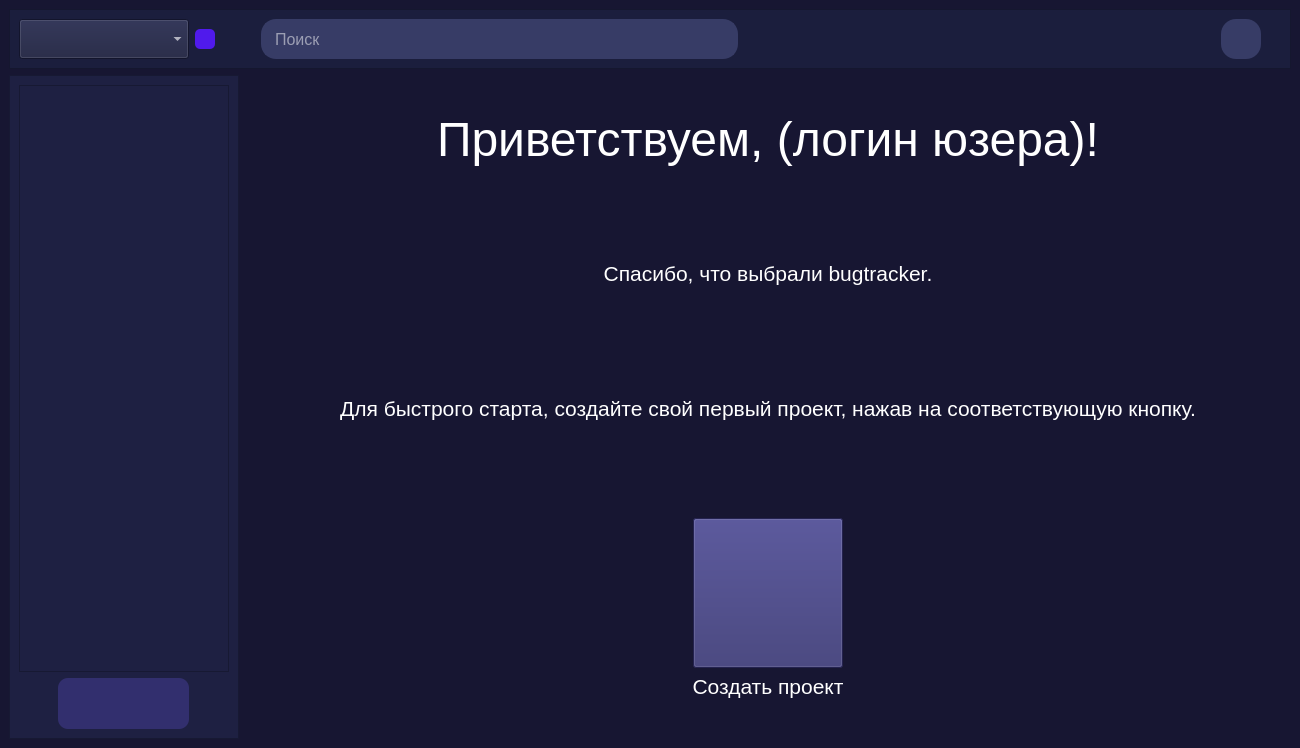
This is interfaces/welcome_page.ui in ArtShibaev/Bugtracker as Qt 5 draws it before an edit. The edited form follows.
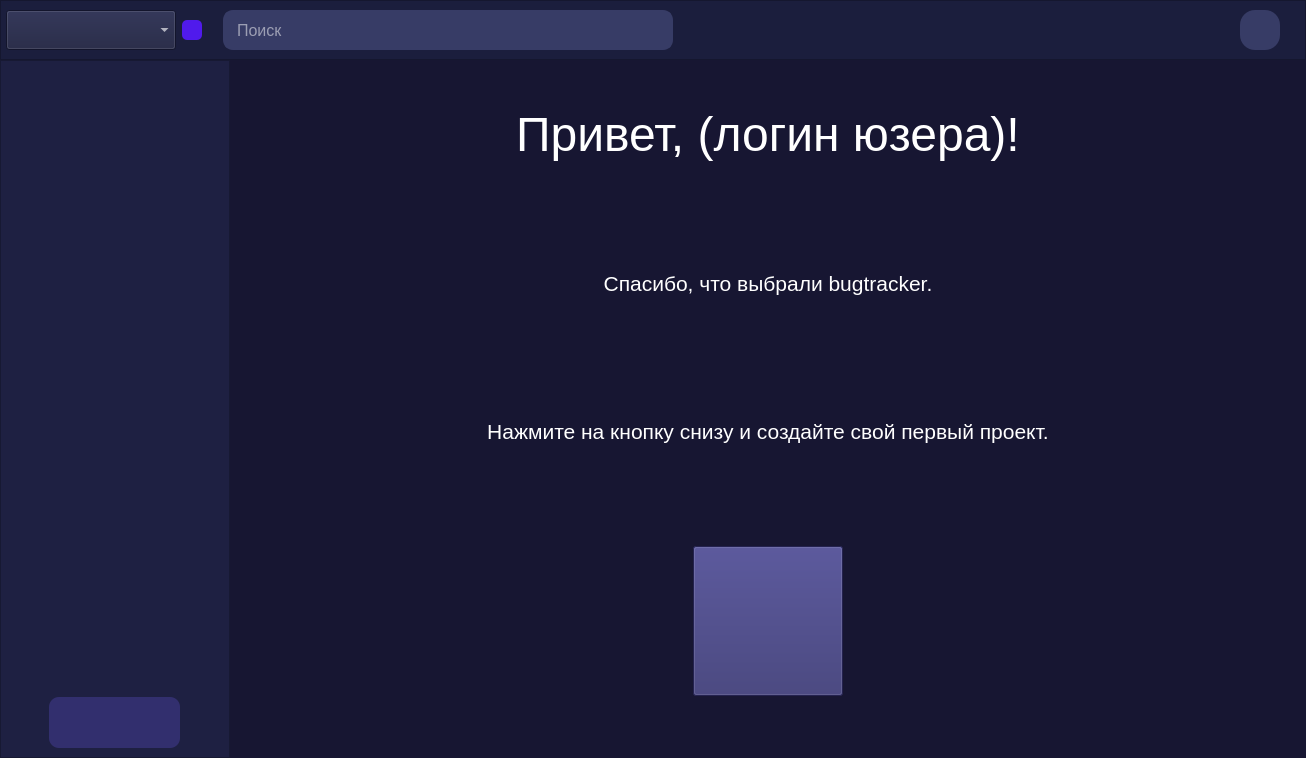
This is the edited form.

Commit message: Подправил интерфейс Но делать еще дохера просто :/

Patch:
```diff
--- a/interfaces/welcome_page.ui
+++ b/interfaces/welcome_page.ui
@@ -6,8 +6,8 @@
    <rect>
     <x>0</x>
     <y>0</y>
-    <width>1300</width>
-    <height>748</height>
+    <width>1306</width>
+    <height>758</height>
    </rect>
   </property>
   <property name="cursor">
@@ -27,9 +27,24 @@
    <bool>true</bool>
   </property>
   <widget class="QWidget" name="centralwidget">
-   <layout class="QGridLayout" name="gridLayout_2">
+   <layout class="QGridLayout" name="gridLayout_2" columnminimumwidth="0">
+    <property name="leftMargin">
+     <number>0</number>
+    </property>
+    <property name="topMargin">
+     <number>0</number>
+    </property>
+    <property name="rightMargin">
+     <number>0</number>
+    </property>
+    <property name="bottomMargin">
+     <number>0</number>
+    </property>
+    <property name="spacing">
+     <number>0</number>
+    </property>
     <item row="0" column="0">
-     <layout class="QGridLayout" name="gridLayout">
+     <layout class="QGridLayout" name="gridLayout" columnstretch="0" rowminimumheight="0,0,0">
       <item row="2" column="0">
        <layout class="QHBoxLayout" name="horizontalLayout_6">
         <item>
@@ -50,7 +65,8 @@
            <enum>Qt::LeftToRight</enum>
           </property>
           <property name="styleSheet">
-           <string notr="true">background: #1E2042;</string>
+           <string notr="true">background: #1E2042;
+margin: 0;</string>
           </property>
           <property name="frameShape">
            <enum>QFrame::StyledPanel</enum>
@@ -77,6 +93,9 @@
                    <height>16777215</height>
                   </size>
                  </property>
+                 <property name="styleSheet">
+                  <string notr="true">border: none;</string>
+                 </property>
                  <property name="widgetResizable">
                   <bool>true</bool>
                  </property>
@@ -85,8 +104,8 @@
                    <rect>
                     <x>0</x>
                     <y>0</y>
-                    <width>208</width>
-                    <height>578</height>
+                    <width>210</width>
+                    <height>580</height>
                    </rect>
                   </property>
                  </widget>
@@ -243,11 +262,17 @@
          </widget>
         </item>
         <item>
-         <layout class="QHBoxLayout" name="horizontalLayout_2">
-          <item>
+         <layout class="QGridLayout" name="gridLayout_7">
+          <property name="spacing">
+           <number>0</number>
+          </property>
+          <item row="0" column="0">
            <layout class="QHBoxLayout" name="horizontalLayout">
             <item>
              <layout class="QVBoxLayout" name="verticalLayout">
+              <property name="spacing">
+               <number>0</number>
+              </property>
               <item>
                <widget class="QLabel" name="label_5">
                 <property name="font">
@@ -259,7 +284,7 @@
                  <string notr="true">color: white;</string>
                 </property>
                 <property name="text">
-                 <string>Приветствуем, (логин юзера)!</string>
+                 <string>Привет, (логин юзера)!</string>
                 </property>
                 <property name="alignment">
                  <set>Qt::AlignCenter</set>
@@ -295,7 +320,7 @@
                  <string notr="true">color: white;</string>
                 </property>
                 <property name="text">
-                 <string>Для быстрого старта, создайте свой первый проект, нажав на соответствующую кнопку.</string>
+                 <string>Нажмите на кнопку снизу и создайте свой первый проект.</string>
                 </property>
                 <property name="alignment">
                  <set>Qt::AlignCenter</set>
@@ -366,30 +391,6 @@
                     </property>
                    </widget>
                   </item>
-                  <item>
-                   <widget class="QLabel" name="label_8">
-                    <property name="maximumSize">
-                     <size>
-                      <width>150</width>
-                      <height>25</height>
-                     </size>
-                    </property>
-                    <property name="font">
-                     <font>
-                      <pointsize>16</pointsize>
-                     </font>
-                    </property>
-                    <property name="styleSheet">
-                     <string notr="true">color: white;</string>
-                    </property>
-                    <property name="text">
-                     <string>Создать проект</string>
-                    </property>
-                    <property name="alignment">
-                     <set>Qt::AlignCenter</set>
-                    </property>
-                   </widget>
-                  </item>
                  </layout>
                 </item>
                 <item>
@@ -413,12 +414,12 @@
                  <enum>Qt::Vertical</enum>
                 </property>
                 <property name="sizeType">
-                 <enum>QSizePolicy::Minimum</enum>
+                 <enum>QSizePolicy::Fixed</enum>
                 </property>
                 <property name="sizeHint" stdset="0">
                  <size>
                   <width>20</width>
-                  <height>40</height>
+                  <height>62</height>
                  </size>
                 </property>
                </spacer>
@@ -431,7 +432,7 @@
         </item>
        </layout>
       </item>
-      <item row="1" column="0">
+      <item row="1" column="0" alignment="Qt::AlignVCenter">
        <widget class="QFrame" name="frame">
         <property name="sizePolicy">
          <sizepolicy hsizetype="Preferred" vsizetype="Preferred">
@@ -452,7 +453,8 @@
          </size>
         </property>
         <property name="styleSheet">
-         <string notr="true">background: #1B1E3D;</string>
+         <string notr="true">background: #1B1E3D;
+padding: 5px;</string>
         </property>
         <property name="frameShape">
          <enum>QFrame::StyledPanel</enum>
@@ -461,12 +463,27 @@
          <enum>QFrame::Raised</enum>
         </property>
         <layout class="QGridLayout" name="gridLayout_4">
+         <property name="leftMargin">
+          <number>0</number>
+         </property>
+         <property name="topMargin">
+          <number>0</number>
+         </property>
+         <property name="rightMargin">
+          <number>0</number>
+         </property>
+         <property name="bottomMargin">
+          <number>0</number>
+         </property>
          <item row="0" column="0">
-          <layout class="QHBoxLayout" name="horizontalLayout_8">
+          <layout class="QGridLayout" name="gridLayout_6">
+           <property name="sizeConstraint">
+            <enum>QLayout::SetDefaultConstraint</enum>
+           </property>
            <property name="rightMargin">
             <number>20</number>
            </property>
-           <item>
+           <item row="0" column="0">
             <layout class="QHBoxLayout" name="horizontalLayout_9">
              <item>
               <widget class="QComboBox" name="comboBox">
@@ -501,7 +518,39 @@
              </item>
             </layout>
            </item>
-           <item>
+           <item row="0" column="5" alignment="Qt::AlignVCenter">
+            <widget class="QPushButton" name="users_photo">
+             <property name="minimumSize">
+              <size>
+               <width>40</width>
+               <height>40</height>
+              </size>
+             </property>
+             <property name="maximumSize">
+              <size>
+               <width>40</width>
+               <height>40</height>
+              </size>
+             </property>
+             <property name="cursor">
+              <cursorShape>PointingHandCursor</cursorShape>
+             </property>
+             <property name="styleSheet">
+              <string notr="true">background: #373C66;
+border-radius: 15px;</string>
+             </property>
+             <property name="text">
+              <string/>
+             </property>
+             <property name="iconSize">
+              <size>
+               <width>40</width>
+               <height>40</height>
+              </size>
+             </property>
+            </widget>
+           </item>
+           <item row="0" column="1">
             <widget class="QPushButton" name="new_project">
              <property name="minimumSize">
               <size>
@@ -527,23 +576,7 @@
              </property>
             </widget>
            </item>
-           <item>
-            <spacer name="horizontalSpacer_6">
-             <property name="orientation">
-              <enum>Qt::Horizontal</enum>
-             </property>
-             <property name="sizeType">
-              <enum>QSizePolicy::Minimum</enum>
-             </property>
-             <property name="sizeHint" stdset="0">
-              <size>
-               <width>40</width>
-               <height>20</height>
-              </size>
-             </property>
-            </spacer>
-           </item>
-           <item>
+           <item row="0" column="3">
             <widget class="QLineEdit" name="lineEdit">
              <property name="minimumSize">
               <size>
@@ -572,7 +605,7 @@
               <string notr="true">QLineEdit{
 border: 2px solid #373C66;
 color: white;
-border-radius: 15px;
+border-radius: 10px;
 padding: 5px 10px;
 outline: none;
 background: #373C66;
@@ -588,53 +621,37 @@
              </property>
             </widget>
            </item>
-           <item>
+           <item row="0" column="2">
             <spacer name="horizontalSpacer_5">
              <property name="orientation">
               <enum>Qt::Horizontal</enum>
              </property>
              <property name="sizeType">
-              <enum>QSizePolicy::Expanding</enum>
+              <enum>QSizePolicy::Fixed</enum>
              </property>
              <property name="sizeHint" stdset="0">
               <size>
-               <width>40</width>
-               <height>20</height>
+               <width>15</width>
+               <height>10</height>
               </size>
              </property>
             </spacer>
            </item>
-           <item>
-            <widget class="QPushButton" name="users_photo">
-             <property name="minimumSize">
-              <size>
-               <width>40</width>
-               <height>40</height>
-              </size>
+           <item row="0" column="4">
+            <spacer name="horizontalSpacer_6">
+             <property name="orientation">
+              <enum>Qt::Horizontal</enum>
              </property>
-             <property name="maximumSize">
-              <size>
-               <width>40</width>
-               <height>40</height>
-              </size>
+             <property name="sizeType">
+              <enum>QSizePolicy::Fixed</enum>
              </property>
-             <property name="cursor">
-              <cursorShape>PointingHandCursor</cursorShape>
-             </property>
-             <property name="styleSheet">
-              <string notr="true">background: #373C66;
-border-radius: 15px;</string>
-             </property>
-             <property name="text">
-              <string/>
-             </property>
-             <property name="iconSize">
+             <property name="sizeHint" stdset="0">
               <size>
-               <width>40</width>
-               <height>40</height>
+               <width>600</width>
+               <height>20</height>
               </size>
              </property>
-            </widget>
+            </spacer>
            </item>
           </layout>
          </item>
```
Left out of the diff: 2 changed lines with no effect on the pictures. The commit also changes 1 other file.
